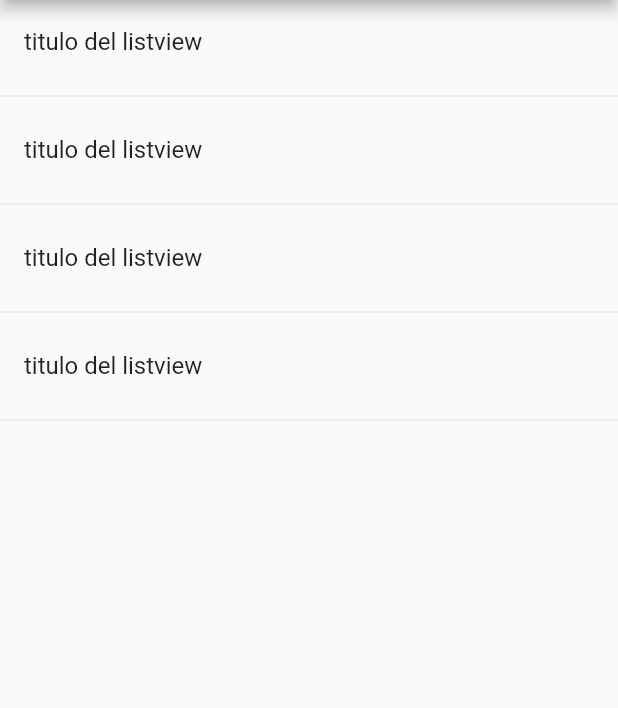
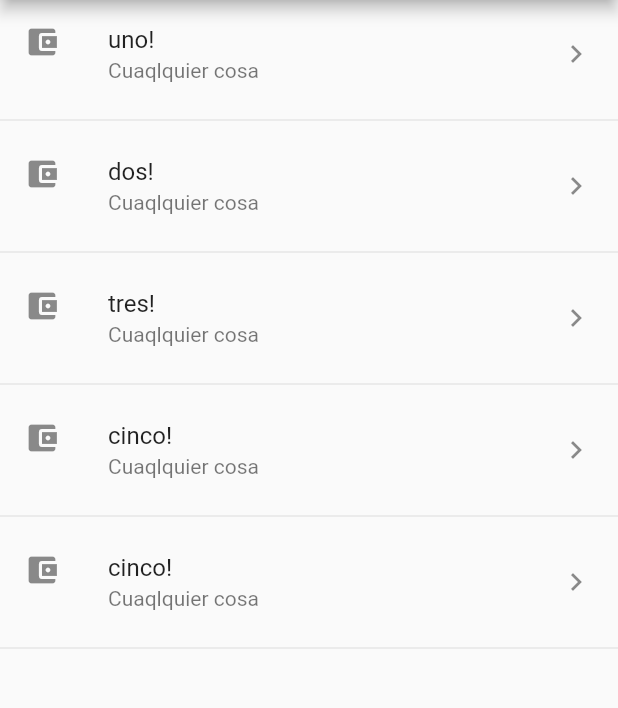
Before and after one commit to kervisvasquez1993/componentes-flutter, a Flutter app: the screen it shows after launch, on a phone screen of 412 x 824 dp, the part 84-792 px from its top. Run offline on Flutter 3.47's test engine with Material 2 defaults, Android fonts, the phone set to English and light mode, and no system bars.

Commit message:
agregamos seccion de ListTile

```diff
--- a/lib/src/pages/home_temp.dart
+++ b/lib/src/pages/home_temp.dart
@@ -1,7 +1,7 @@
 import 'package:flutter/material.dart';
 
 class HomePageTemp extends StatelessWidget {
-  final opciones = [1, 2, 3, 4, "uno", "cinco"];
+  final opciones = ["uno", "dos", "tres", "cinco", "cinco"];
   @override
   Widget build(BuildContext context) {
     return Scaffold(
@@ -9,25 +9,35 @@ class HomePageTemp extends StatelessWidget {
         title: Text('Componentes Temps'),
       ),
       body: ListView(
-        children: <Widget>[
-          ListTile(
-            title: Text('titulo del listview'),
-          ),
-          Divider(),
-          ListTile(
-            title: Text('titulo del listview'),
-          ),
-          Divider(),
-          ListTile(
-            title: Text('titulo del listview'),
-          ),
-          Divider(),
-          ListTile(
-            title: Text('titulo del listview'),
-          ),
-          Divider(),
-        ],
+        children: _crearItemsCorto(),
       ),
     );
   }
+
+  List<Widget> _crearItem() {
+    List<Widget> lista = new List<Widget>();
+    for (var opt in opciones) {
+      final tempWidget = ListTile(title: Text(opt));
+      lista..add(tempWidget)..add(Divider());
+    }
+    return lista;
+  }
+
+  List<Widget> _crearItemsCorto() {
+    return opciones.map((item) {
+      return Column(
+        children: <Widget>[
+          ListTile(
+            title: Text(item + "!"),
+            subtitle: Text('Cuaqlquier cosa'),
+            leading: Icon(Icons.account_balance_wallet),
+            trailing: Icon(Icons.keyboard_arrow_right),
+            onTap: () {},
+          ),
+          Divider()
+        ],
+      );
+    }).toList();
+    //return widgets;
+  }
 }
```
